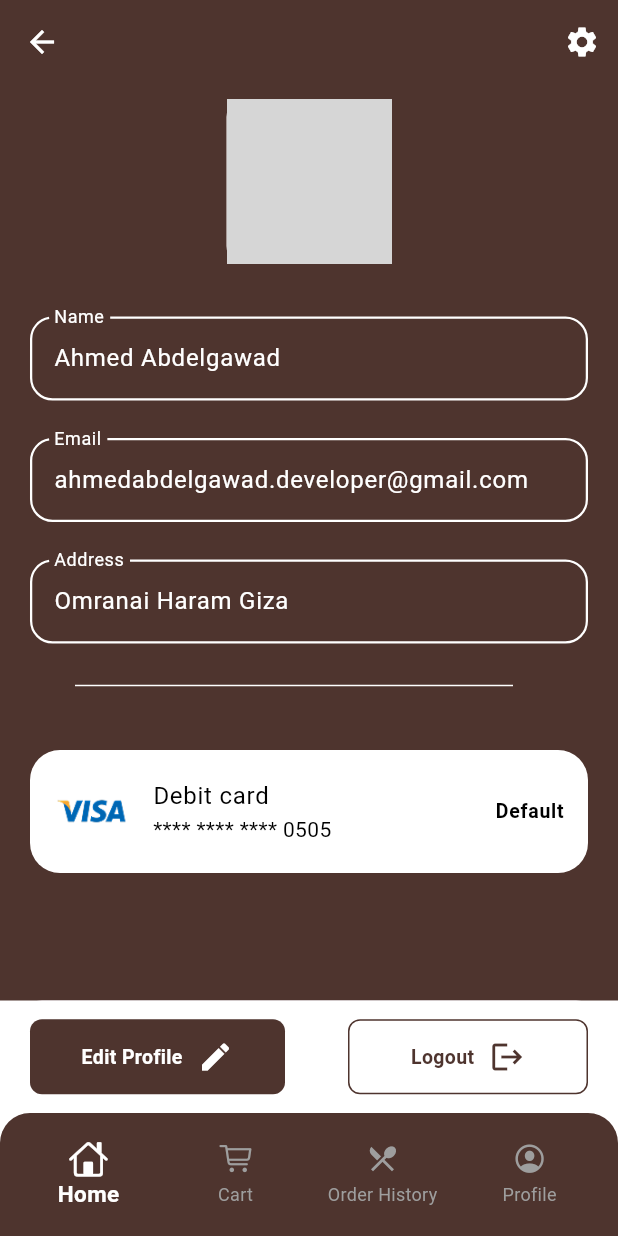
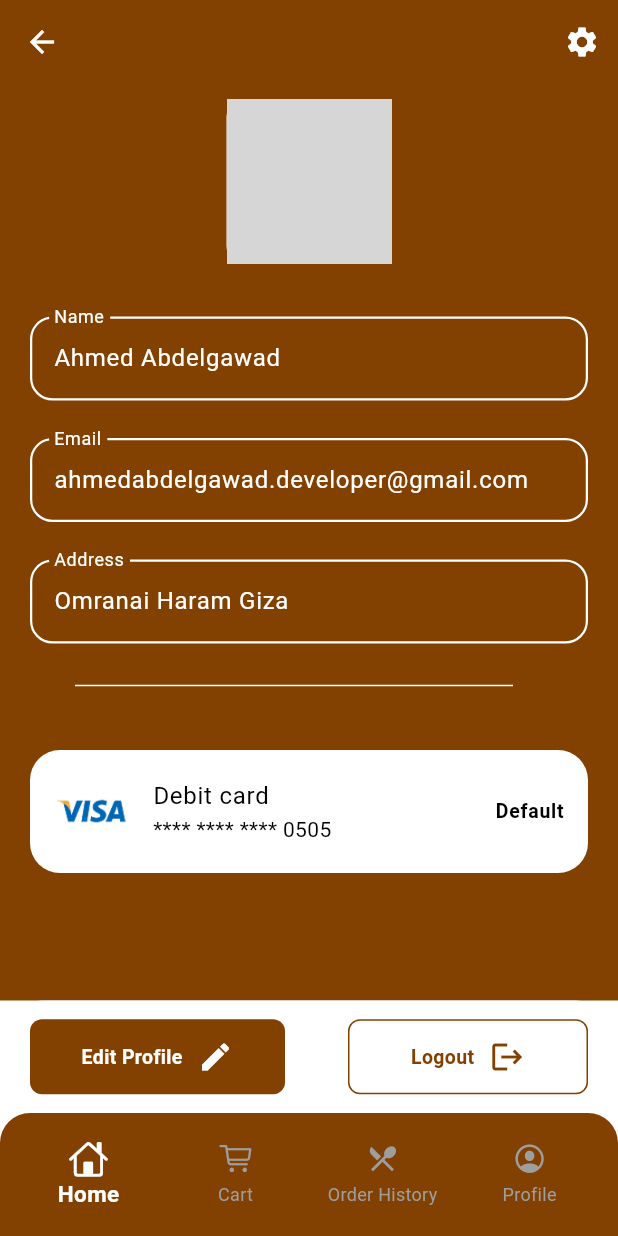
Before and after one commit to AhmedAbdelgawadHassan/Hungry_App, a Flutter app: the screen it shows after launch, swiped to page 4, on a phone screen of 412 x 824 dp. Run offline on Flutter 3.47's test engine with Material 3 defaults, Android fonts, the phone set to English and light mode, and no system bars; our stand-ins replace flutter_svg, gap; network calls fail; grey boxes are pictures that could not be loaded.

```diff
--- a/lib/core/constants/app_colors.dart
+++ b/lib/core/constants/app_colors.dart
@@ -2,5 +2,5 @@ import 'package:flutter/widgets.dart';
 
 class AppColors
 {
-  static const Color primaryColor=Color(0xff4E342E);
+  static const Color primaryColor=Color.fromARGB(255, 130, 65, 0);
 }
--- a/lib/features/auth/views/splash_view.dart
+++ b/lib/features/auth/views/splash_view.dart
@@ -1,3 +1,5 @@
+// ignore_for_file: use_build_context_synchronously
+
 import 'package:flutter/material.dart';
 import 'package:flutter_svg/flutter_svg.dart';
 import 'package:hungry/core/constants/app_colors.dart';
@@ -15,7 +17,7 @@ class _SplashViewState extends State<SplashView> {
   void initState() {
     super.initState();
     Future.delayed(Duration(seconds: 2), () {
-      Navigator.pushReplacement(context, MaterialPageRoute(builder: (context){
+      Navigator.of(context).pushReplacement( MaterialPageRoute(builder: (context){
         return Root();
       }));
     });
--- a/lib/features/home/views/home_view.dart
+++ b/lib/features/home/views/home_view.dart
@@ -45,7 +45,6 @@ class _HomeViewState extends State<HomeView> {
                   ],
                 ),
               ),
-
               SliverGrid(
                 delegate: SliverChildBuilderDelegate(childCount: 8,(context, index) => GestureDetector(
                       onTap: () {
--- a/lib/root.dart
+++ b/lib/root.dart
@@ -1,3 +1,5 @@
+// ignore_for_file: sort_child_properties_last
+
 import 'package:flutter/cupertino.dart';
 import 'package:flutter/material.dart';
 import 'package:hungry/core/constants/app_colors.dart';
@@ -15,7 +17,7 @@ class Root extends StatefulWidget {
 
 
 class _RootState extends State<Root> {
-    late PageController controller ;
+  late PageController controller ;
   late List<Widget>screens;
   int currentscreen=0;
   @override
@@ -37,7 +39,7 @@ class _RootState extends State<Root> {
 body: PageView(
   controller: controller,
   children: screens,
-  physics: NeverScrollableScrollPhysics(),  //never scroll by
+  physics: NeverScrollableScrollPhysics(),  //never scroll by Hand
 ),
 bottomNavigationBar: Container(
   decoration: BoxDecoration(
@@ -69,9 +71,6 @@ bottomNavigationBar: Container(
     BottomNavigationBarItem(icon: Icon(CupertinoIcons.cart),label: 'Cart'),
     BottomNavigationBarItem(icon: Icon(Icons.local_restaurant_outlined),label: 'Order History'),
     BottomNavigationBarItem(icon: Icon(CupertinoIcons.profile_circled),label: 'Profile'),
-
-
-
   ]),
 ),
     );
--- a/pubspec.yaml
+++ b/pubspec.yaml
@@ -37,6 +37,8 @@ dependencies:
   go_router: ^16.2.4
   flutter_svg: ^2.2.1
   gap: ^3.0.1
+  dio: ^5.9.0
+  shared_preferences: ^2.5.3
 
 dev_dependencies:
   flutter_test:
```
Also changed, not shown: lib/core/network/api_errors.dart (added, +15 -0 lines), lib/core/network/dio_client.dart (added), lib/core/utils/helpers.dart (deleted), lib/core/utils/pref_helpers.dart (added), pubspec.lock, 1 other file.
